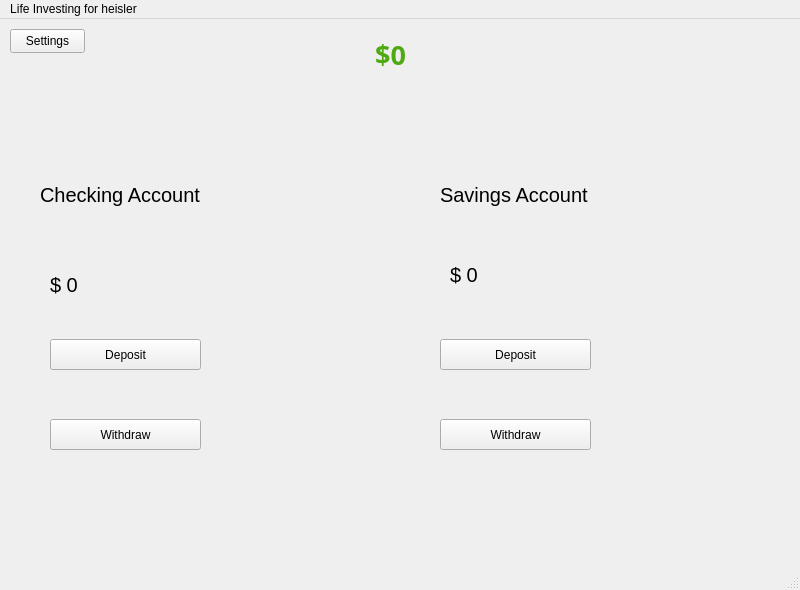
First picture: the form in mainwindow.ui, repository NandhiniRam2005/CS3505-Group-Assignment9-LifeInvestor, before the edit.
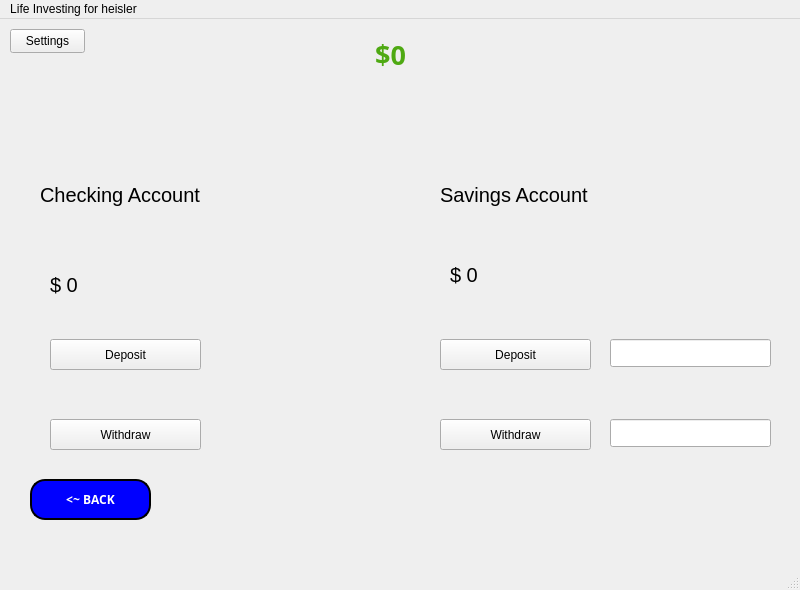
Second picture: the form after the edit. The open tabs and pages were chosen to show the change. Icons and pictures are not drawn.

Commit message: deposit savings basic functionality finished

Diff of the .ui file:
```diff
--- a/mainwindow.ui
+++ b/mainwindow.ui
@@ -2627,6 +2627,76 @@
        <string>Withdraw</string>
       </property>
      </widget>
+     <widget class="QPushButton" name="bankBackButton">
+      <property name="geometry">
+       <rect>
+        <x>30</x>
+        <y>460</y>
+        <width>121</width>
+        <height>41</height>
+       </rect>
+      </property>
+      <property name="font">
+       <font>
+        <family>Segoe Script</family>
+        <pointsize>-1</pointsize>
+        <bold>true</bold>
+        <underline>false</underline>
+       </font>
+      </property>
+      <property name="cursor">
+       <cursorShape>PointingHandCursor</cursorShape>
+      </property>
+      <property name="styleSheet">
+       <string notr="true">QPushButton {
+        color: white;
+        background-color: blue;
+        border: 2px solid black;
+        border-radius: 15px; 
+        padding: 10px 20px;
+        font-size: 12px;
+        font-weight: bold;
+        text-align: center;
+    }
+
+    QPushButton:hover {
+        background-color: #45a049; 
+        border: 2px solid green;
+    }
+
+    QPushButton:pressed {
+        background-color: #388e3c; 
+        border: 2px solid #e6b800;
+    }
+
+    QPushButton:focus {
+        outline: none;
+    }</string>
+      </property>
+      <property name="text">
+       <string>&lt;~ BACK</string>
+      </property>
+     </widget>
+     <widget class="QLineEdit" name="savingsDepositInput">
+      <property name="geometry">
+       <rect>
+        <x>610</x>
+        <y>320</y>
+        <width>161</width>
+        <height>28</height>
+       </rect>
+      </property>
+     </widget>
+     <widget class="QLineEdit" name="savingsWithdrawInput">
+      <property name="geometry">
+       <rect>
+        <x>610</x>
+        <y>400</y>
+        <width>161</width>
+        <height>28</height>
+       </rect>
+      </property>
+     </widget>
     </widget>
    </widget>
    <widget class="QPushButton" name="settingsButton">
```
Left out of the diff: 8 changed lines with no effect on the pictures. The commit also changes 4 other files.
